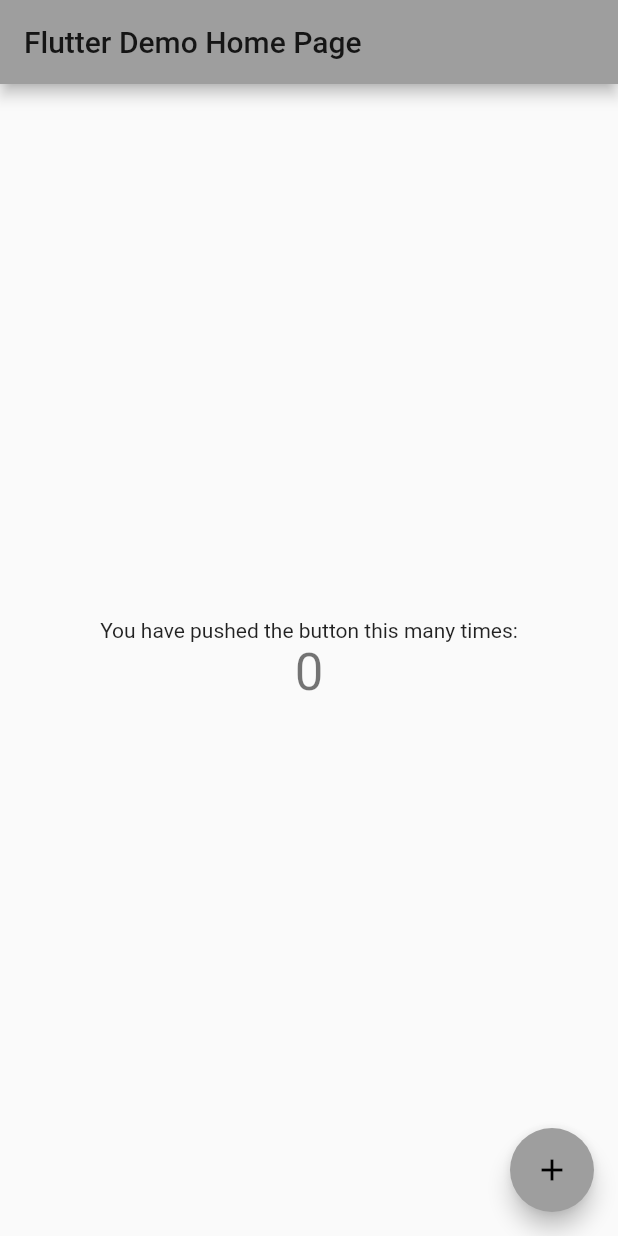
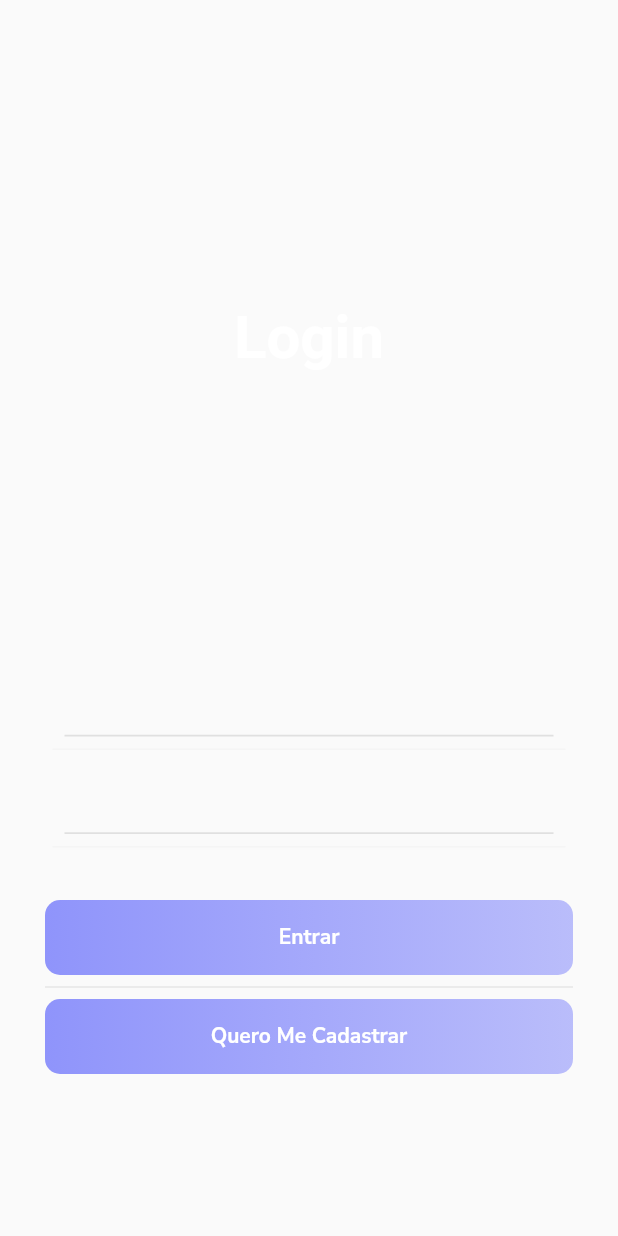
Before and after one commit to GabrielFRails/projeto-miniBlog, a Flutter app: the screen it shows after launch, on a phone screen of 412 x 824 dp. Run offline on Flutter 3.47's test engine with Material 2 defaults, Android fonts, the phone set to English and light mode, and no system bars; our stand-ins replace get_it, google_fonts, mobx, shared_preferences, simple_animations; generated files the repository leaves out were written again.

Commit message:
Tela de login começada

```diff
--- /dev/null
+++ b/miniBlog/lib/animacao/FadeAnimacao.dart
@@ -0,0 +1,32 @@
+import 'package:flutter/material.dart';
+import 'package:simple_animations/simple_animations.dart';
+
+class FadeAnimacao extends StatelessWidget {
+  final double delay;
+  final Widget child;
+
+  FadeAnimacao(this.delay, this.child);
+
+  @override
+  Widget build(BuildContext context) {
+    final tween = MultiTrackTween([
+      Track("opacity")
+          .add(Duration(milliseconds: 500), Tween(begin: 0.0, end: 1.0)),
+      Track("translateY").add(
+          Duration(milliseconds: 500), Tween(begin: -30.0, end: 0.0),
+          curve: Curves.easeOut)
+    ]);
+
+    return ControlledAnimation(
+      delay: Duration(milliseconds: (500 * delay).round()),
+      duration: tween.duration,
+      tween: tween,
+      child: child,
+      builderWithChild: (context, child, animation) => Opacity(
+        opacity: animation["opacity"],
+        child: Transform.translate(
+            offset: Offset(0, animation["translateY"]), child: child),
+      ),
+    );
+  }
+}
--- /dev/null
+++ b/miniBlog/lib/controladores/ControladorUsuario.dart
@@ -0,0 +1,26 @@
+import 'dart:convert';
+
+import 'package:miniBlog/entidades/Usuario.dart';
+import 'package:mobx/mobx.dart';
+import 'package:shared_preferences/shared_preferences.dart';
+part 'ControladorUsuario.g.dart';
+
+class ControladorUsuario = _ControladorUsuarioBase with _$ControladorUsuario;
+
+abstract class _ControladorUsuarioBase with Store {
+  Usuario usuarioLogado = new Usuario();
+
+  Future<SharedPreferences> _prefs = SharedPreferences.getInstance();
+
+  void usuarioExiste({Function existe, Function naoExiste}) {
+    _prefs.then((prefsDb) {
+      String usuarioJson = prefsDb.getString("user");
+      if (usuarioJson != null) {
+        usuarioLogado = Usuario.fromJson(JsonCodec().decode(usuarioJson));
+        existe?.call();
+      } else {
+        naoExiste?.call();
+      }
+    });
+  }
+}
--- /dev/null
+++ b/miniBlog/lib/entidades/Usuario.dart
@@ -0,0 +1,13 @@
+import 'package:json_annotation/json_annotation.dart';
+part 'Usuario.g.dart';
+
+@JsonSerializable()
+class Usuario {
+  String nome, id, senha, email;
+
+  Usuario({this.nome, this.senha, this.id});
+
+  factory Usuario.fromJson(Map<String, dynamic> json) =>
+      _$UsuarioFromJson(json);
+  Map<String, dynamic> toJson() => _$UsuarioToJson(this);
+}
--- a/miniBlog/lib/main.dart
+++ b/miniBlog/lib/main.dart
@@ -1,117 +1,33 @@
 import 'package:flutter/material.dart';
+import 'package:get_it/get_it.dart';
+import 'package:miniBlog/controladores/ControladorUsuario.dart';
+import 'package:miniBlog/telas/TelaCadastro.dart';
+import 'package:miniBlog/telas/TelaLogin.dart';
+import 'package:miniBlog/telas/TelaPrincipal.dart';
+import 'package:miniBlog/telas/TelaSplash.dart';
 
+final getIt = GetIt.instance;
 void main() {
+  WidgetsFlutterBinding.ensureInitialized();
+  getIt.registerSingleton(ControladorUsuario());
   runApp(MyApp());
 }
 
 class MyApp extends StatelessWidget {
-  // This widget is the root of your application.
   @override
   Widget build(BuildContext context) {
     return MaterialApp(
-      title: 'Flutter Demo',
-      theme: ThemeData(
-        // This is the theme of your application.
-        //
-        // Try running your application with "flutter run". You'll see the
-        // application has a blue toolbar. Then, without quitting the app, try
-        // changing the primarySwatch below to Colors.green and then invoke
-        // "hot reload" (press "r" in the console where you ran "flutter run",
-        // or simply save your changes to "hot reload" in a Flutter IDE).
-        // Notice that the counter didn't reset back to zero; the application
-        // is not restarted.
-        primarySwatch: Colors.grey,
-        // This makes the visual density adapt to the platform that you run
-        // the app on. For desktop platforms, the controls will be smaller and
-        // closer together (more dense) than on mobile platforms.
-        visualDensity: VisualDensity.adaptivePlatformDensity,
-      ),
-      home: MyHomePage(title: 'Flutter Demo Home Page'),
-    );
+        debugShowCheckedModeBanner: false,
+        title: 'Flutter Demo',
+        theme: ThemeData(
+          visualDensity: VisualDensity.adaptivePlatformDensity,
+        ),
+        initialRoute: "/telaSplash",
+        routes: {
+          "/telaSplash": (_) => TelaSplash(),
+          "telaPrincipal": (_) => TelaPrincipal(),
+          "/telaLogin": (_) => TelaLogin(),
+          "/telaCadastro": (_) => TelaCadastro()
+        });
   }
 }
-
-class MyHomePage extends StatefulWidget {
-  MyHomePage({Key key, this.title}) : super(key: key);
-
-  // This widget is the home page of your application. It is stateful, meaning
-  // that it has a State object (defined below) that contains fields that affect
-  // how it looks.
-
-  // This class is the configuration for the state. It holds the values (in this
-  // case the title) provided by the parent (in this case the App widget) and
-  // used by the build method of the State. Fields in a Widget subclass are
-  // always marked "final".
-
-  final String title;
-
-  @override
-  _MyHomePageState createState() => _MyHomePageState();
-}
-
-class _MyHomePageState extends State<MyHomePage> {
-  int _counter = 0;
-
-  void _incrementCounter() {
-    setState(() {
-      // This call to setState tells the Flutter framework that something has
-      // changed in this State, which causes it to rerun the build method below
-      // so that the display can reflect the updated values. If we changed
-      // _counter without calling setState(), then the build method would not be
-      // called again, and so nothing would appear to happen.
-      _counter++;
-    });
-  }
-
-  @override
-  Widget build(BuildContext context) {
-    // This method is rerun every time setState is called, for instance as done
-    // by the _incrementCounter method above.
-    //
-    // The Flutter framework has been optimized to make rerunning build methods
-    // fast, so that you can just rebuild anything that needs updating rather
-    // than having to individually change instances of widgets.
-    return Scaffold(
-      appBar: AppBar(
-        // Here we take the value from the MyHomePage object that was created by
-        // the App.build method, and use it to set our appbar title.
-        title: Text(widget.title),
-      ),
-      body: Center(
-        // Center is a layout widget. It takes a single child and positions it
-        // in the middle of the parent.
-        child: Column(
-          // Column is also a layout widget. It takes a list of children and
-          // arranges them vertically. By default, it sizes itself to fit its
-          // children horizontally, and tries to be as tall as its parent.
-          //
-          // Invoke "debug painting" (press "p" in the console, choose the
-          // "Toggle Debug Paint" action from the Flutter Inspector in Android
-          // Studio, or the "Toggle Debug Paint" command in Visual Studio Code)
-          // to see the wireframe for each widget.
-          //
-          // Column has various properties to control how it sizes itself and
-          // how it positions its children. Here we use mainAxisAlignment to
-          // center the children vertically; the main axis here is the vertical
-          // axis because Columns are vertical (the cross axis would be
-          // horizontal).
-          mainAxisAlignment: MainAxisAlignment.center,
-          children: <Widget>[
-            Text(
-              'You have pushed the button this many times:',
-            ),
-            Text(
-              '$_counter',
-              style: Theme.of(context).textTheme.headline4,
-            ),
-          ],
-        ),
-      ),
-      floatingActionButton: FloatingActionButton(
-        onPressed: _incrementCounter,
-        tooltip: 'Increment',
-        child: Icon(Icons.add),
-      ), // This trailing comma makes auto-formatting nicer for build methods.
-    );
-  }
-}
--- /dev/null
+++ b/miniBlog/lib/telas/TelaCadastro.dart
@@ -0,0 +1,17 @@
+import 'package:flutter/material.dart';
+
+class TelaCadastro extends StatefulWidget {
+  const TelaCadastro({Key key}) : super(key: key);
+
+  @override
+  _TelaCadastroState createState() => _TelaCadastroState();
+}
+
+class _TelaCadastroState extends State<TelaCadastro> {
+  @override
+  Widget build(BuildContext context) {
+    return Container(
+      child: Text("Tela cadastro"),
+    );
+  }
+}
--- /dev/null
+++ b/miniBlog/lib/telas/TelaLogin.dart
@@ -0,0 +1,126 @@
+import 'package:flutter/material.dart';
+import 'package:get_it/get_it.dart';
+import 'package:miniBlog/animacao/FadeAnimacao.dart';
+import 'package:miniBlog/controladores/ControladorUsuario.dart';
+import 'package:miniBlog/entidades/Usuario.dart';
+import 'package:miniBlog/widgets_padrao/BotaoPadrao.dart';
+import 'package:miniBlog/widgets_padrao/TextFieldPadrao.dart';
+
+class TelaLogin extends StatefulWidget {
+  const TelaLogin({Key key}) : super(key: key);
+
+  @override
+  _TelaLoginState createState() => _TelaLoginState();
+}
+
+class _TelaLoginState extends State<TelaLogin> {
+  ControladorUsuario _controladorUsuario = GetIt.I.get<ControladorUsuario>();
+  Usuario _usuario = new Usuario();
+
+  @override
+  Widget build(BuildContext context) {
+    return Scaffold(
+        body: SingleChildScrollView(
+      child: Container(
+        child: Column(
+          children: <Widget>[
+            Container(
+              height: 400,
+              decoration: null,
+              child: Stack(
+                children: <Widget>[
+                  Positioned(
+                      left: 25,
+                      width: 100,
+                      height: 200,
+                      child: FadeAnimacao(1, Container(decoration: null,))),
+                  Positioned(
+                      left: 150,
+                      width: 100,
+                      height: 170,
+                      child: FadeAnimacao(
+                          1.2,
+                          Container(
+                            decoration: null,
+                          ))),
+                  Positioned(
+                      right: 40,
+                      width: 80,
+                      top: 35,
+                      height: 150,
+                      child: FadeAnimacao(
+                          1.3,
+                          FadeAnimacao(
+                              1.5,
+                              Container(
+                                decoration: null,
+                              )))),
+                  Positioned(
+                    child: FadeAnimacao(
+                        1.5,
+                        Container(
+                          margin: EdgeInsets.only(top: 50),
+                          child: Center(
+                            child: Text(
+                              "Login",
+                              style: TextStyle(
+                                  color: Colors.white,
+                                  fontSize: 40,
+                                  fontWeight: FontWeight.bold),
+                            ),
+                          ),
+                        )),
+                  ),
+                ],
+              ),
+            ),
+            Padding(
+              padding: EdgeInsets.all(30.0),
+              child: Column(
+                children: <Widget>[
+                  FadeAnimacao(
+                      1.7,
+                      Container(
+                        padding: EdgeInsets.all(5),
+                        decoration: null,
+                        child: Column(
+                          children: <Widget>[
+                            TextFieldPadrao(
+                              title: "Email",
+                              onChanged: (text) {
+                                _usuario.email = text;
+                              },
+                            ),
+                            TextFieldPadrao(
+                              title: "Senha",
+                              obscureText: true,
+                              maxLines: 1,
+                              onChanged: (text) {
+                                _usuario.senha = text;
+                              },
+                            ),
+                          ],
+                        ),
+                      )),
+                  SizedBox(
+                    height: 30,
+                  ),
+                  FadeAnimacao(1.8, BotaoPadrao(value: "Entrar", onTap: () {})),
+                  FadeAnimacao(2.0, Divider()),
+                  FadeAnimacao(
+                      2.0,
+                      BotaoPadrao(
+                        value: "Quero Me Cadastrar",
+                        onTap: () {
+                          Navigator.pushNamed(context, "/telaCadastro");
+                        },
+                      ))
+                ],
+              ),
+            )
+          ],
+        ),
+      ),
+    ));
+  }
+}
--- /dev/null
+++ b/miniBlog/lib/telas/TelaPrincipal.dart
@@ -0,0 +1,17 @@
+import 'package:flutter/material.dart';
+
+class TelaPrincipal extends StatefulWidget {
+  const TelaPrincipal({ Key key }) : super(key: key);
+
+  @override
+  _TelaPrincipalState createState() => _TelaPrincipalState();
+}
+
+class _TelaPrincipalState extends State<TelaPrincipal> {
+  @override
+  Widget build(BuildContext context) {
+    return Container(
+      child: Text("Tela principal"),
+    );
+  }
+}
--- /dev/null
+++ b/miniBlog/lib/telas/TelaSplash.dart
@@ -0,0 +1,32 @@
+import 'package:flutter/material.dart';
+import 'package:get_it/get_it.dart';
+import 'package:miniBlog/controladores/ControladorUsuario.dart';
+
+class TelaSplash extends StatefulWidget {
+  const TelaSplash({Key key}) : super(key: key);
+
+  @override
+  _TelaSplashState createState() => _TelaSplashState();
+}
+
+class _TelaSplashState extends State<TelaSplash> {
+  ControladorUsuario _controladorUsuario = GetIt.I.get<ControladorUsuario>();
+
+  @override
+  void initState() {
+    Future.delayed(Duration(seconds: 2)).then((value) {
+      _controladorUsuario.usuarioExiste(existe: () {
+        Navigator.pushReplacementNamed(context, "/telaPrincipal");
+      }, naoExiste: () {
+        Navigator.pushReplacementNamed(context, "/telaLogin");
+      });
+    });
+  }
+
+  @override
+  Widget build(BuildContext context) {
+    return Container(
+      child: Text("hello padawan"),
+    );
+  }
+}
--- /dev/null
+++ b/miniBlog/lib/widgets_padrao/BotaoPadrao.dart
@@ -0,0 +1,33 @@
+import 'package:flutter/material.dart';
+import 'package:google_fonts/google_fonts.dart';
+
+class BotaoPadrao extends StatelessWidget {
+  final String value;
+  final Function() onTap;
+  final Color background;
+  const BotaoPadrao({Key key, this.value, this.onTap, this.background})
+      : super(key: key);
+
+  @override
+  Widget build(BuildContext context) {
+    return GestureDetector(
+      onTap: onTap,
+      child: Container(
+        height: 50,
+        decoration: BoxDecoration(
+            borderRadius: BorderRadius.circular(10),
+            gradient: LinearGradient(colors: [
+              Color.fromRGBO(143, 148, 251, 1),
+              Color.fromRGBO(143, 148, 251, .6),
+            ])),
+        child: Center(
+          child: Text(
+            "$value",
+            style: GoogleFonts.nunitoSans(
+                color: Colors.white, fontWeight: FontWeight.bold),
+          ),
+        ),
+      ),
+    );
+  }
+}
--- /dev/null
+++ b/miniBlog/lib/widgets_padrao/TextFieldPadrao.dart
@@ -0,0 +1,50 @@
+import 'package:flutter/material.dart';
+import 'package:google_fonts/google_fonts.dart';
+
+class TextFieldPadrao extends StatelessWidget {
+  final TextEditingController textEditingController;
+  final Function(String mensagem) onChanged;
+  final String title, value;
+  final bool obscureText;
+  final String hintText;
+  final Widget prefix;
+  final Widget suffix;
+  final int maxLines;
+  const TextFieldPadrao(
+      {Key key,
+      this.maxLines,
+      this.onChanged,
+      this.title,
+      this.obscureText = false,
+      this.value,
+      this.hintText,
+      this.textEditingController,
+      this.prefix,
+      this.suffix})
+      : super(key: key);
+
+  @override
+  Widget build(BuildContext context) {
+    return Container(
+        padding: EdgeInsets.all(8.0),
+        decoration: BoxDecoration(
+            border: Border(bottom: BorderSide(color: Colors.grey[100]))),
+        child: TextField(
+          obscureText: obscureText,
+          onChanged: onChanged,
+          maxLines: maxLines,
+          decoration: InputDecoration(
+            prefixIcon: prefix,
+            suffixIcon: suffix,
+            focusedBorder: UnderlineInputBorder(
+              borderSide: BorderSide(color: Colors.grey[300], width: 2.4),
+            ),
+            enabledBorder: UnderlineInputBorder(
+                borderSide: BorderSide(color: Colors.grey[300], width: 1.2)),
+            hintText: hintText,
+            hintStyle: GoogleFonts.nunitoSans(
+                fontSize: 18, fontWeight: FontWeight.w500),
+          ),
+        ));
+  }
+}
```
Also changed, not shown: miniBlog/pubspec.yaml (+19 -1 lines), miniBlog/lib/controladores/ControladorUsuario.g.dart (added), miniBlog/lib/entidades/Usuario.g.dart (added), 1 other file.
